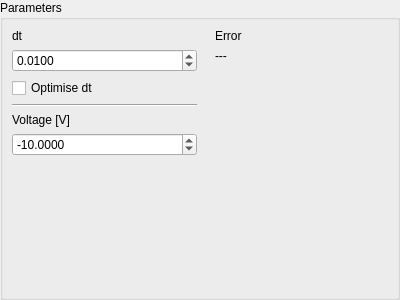
Old version of the form inputparameters.ui in the repository hobrasoft/simul6.
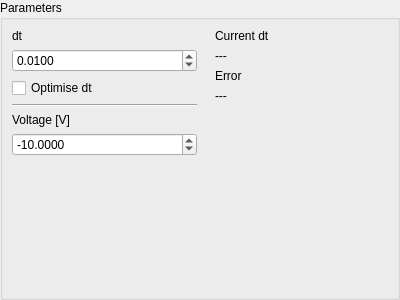
New version of the form.

```diff
--- a/inputparameters.ui
+++ b/inputparameters.ui
@@ -114,21 +114,14 @@
      <property name="leftMargin">
       <number>12</number>
      </property>
-     <item row="1" column="0">
-      <widget class="QLabel" name="f_error">
-       <property name="text">
-        <string>---</string>
-       </property>
-      </widget>
-     </item>
      <item row="0" column="0">
-      <widget class="QLabel" name="label_3">
+      <widget class="QLabel" name="label_4">
        <property name="text">
-        <string>Error</string>
+        <string>Current dt</string>
        </property>
       </widget>
      </item>
-     <item row="2" column="0">
+     <item row="4" column="0">
       <spacer name="verticalSpacer_2">
        <property name="orientation">
         <enum>Qt::Vertical</enum>
@@ -141,6 +134,27 @@
        </property>
       </spacer>
      </item>
+     <item row="2" column="0">
+      <widget class="QLabel" name="label_3">
+       <property name="text">
+        <string>Error</string>
+       </property>
+      </widget>
+     </item>
+     <item row="3" column="0">
+      <widget class="QLabel" name="f_error">
+       <property name="text">
+        <string>---</string>
+       </property>
+      </widget>
+     </item>
+     <item row="1" column="0">
+      <widget class="QLabel" name="f_currentDt">
+       <property name="text">
+        <string>---</string>
+       </property>
+      </widget>
+     </item>
     </layout>
    </item>
   </layout>
```
